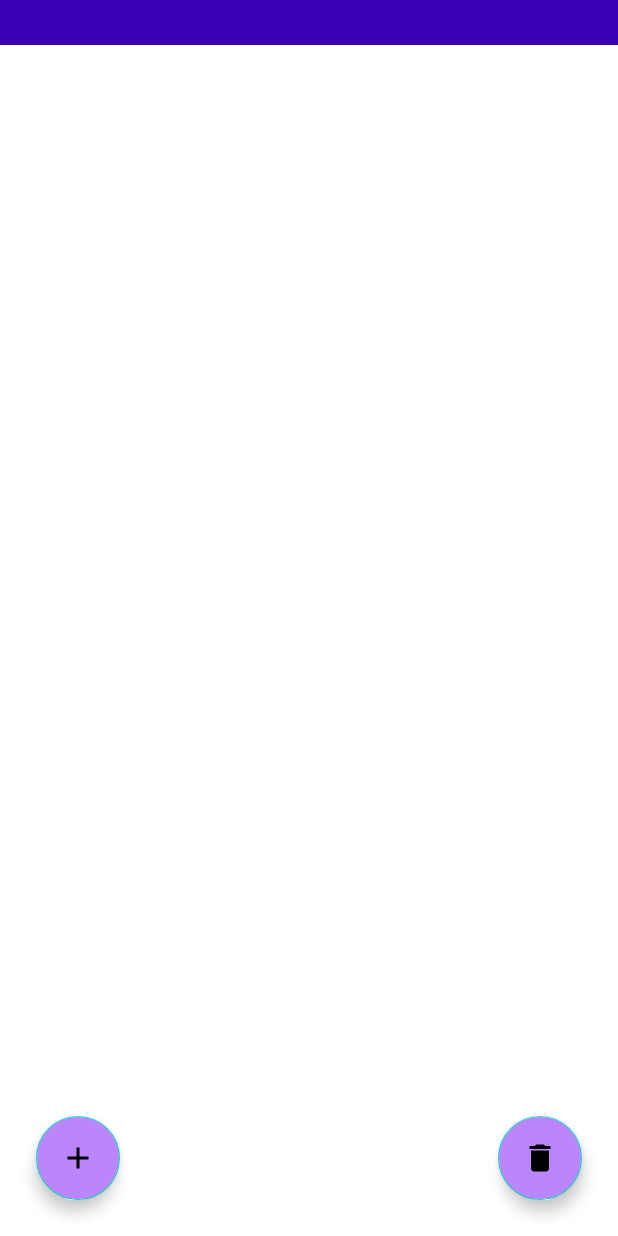
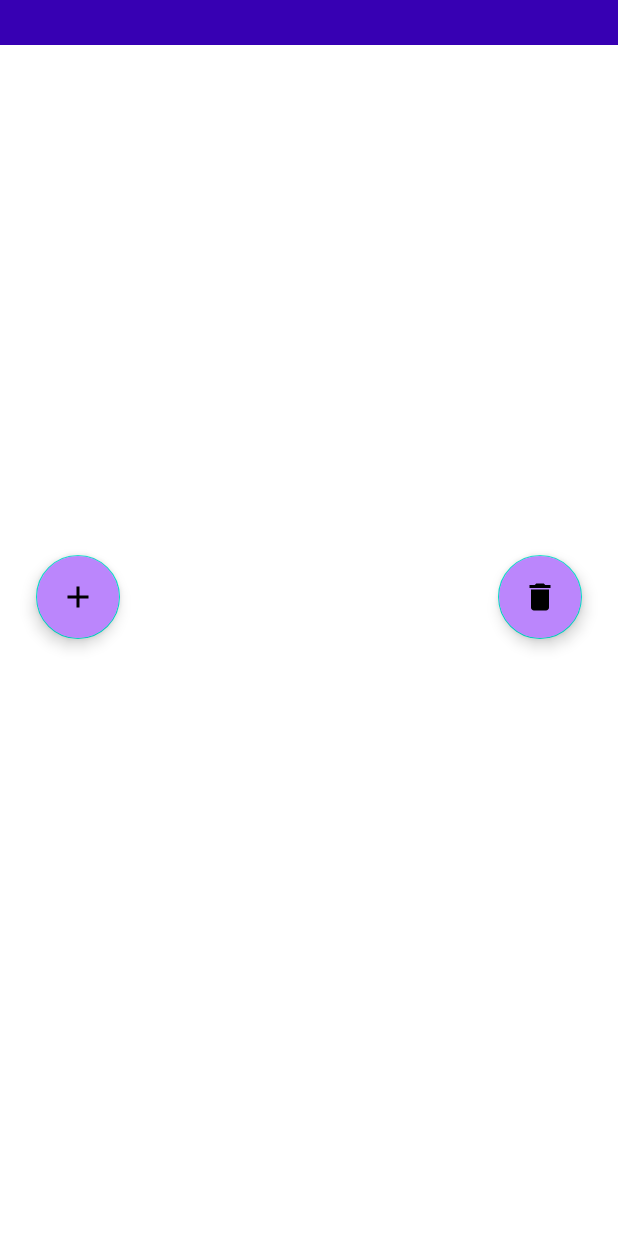
Before and after one commit to sakamotokai/test, an Android app: the layout fragment_about.xml on its own in the app's theme, with its tools: preview values and no code run, on a phone screen of 412 x 824 dp. Run offline under Robolectric (Android 15) with nearby library versions, the phone set to English and light mode, and no system bars.

Commit message:
начинаю переносить все в main

```diff
--- a/app/src/main/java/com/example/learningmwwp/MainViewModel.kt
+++ b/app/src/main/java/com/example/learningmwwp/MainViewModel.kt
@@ -9,13 +9,13 @@ import com.example.learningmwwp.db.Daodb
 import com.example.learningmwwp.db.Database
 import com.example.learningmwwp.db.Modeldb
 
-class MainViewModel:ViewModel() {
+class MainViewModel : ViewModel() {
 
-    fun initDatabase(application: Application):Daodb{
+    fun initDatabase(application: Application): Daodb {
         return Database.getInstance(application).getDao()
     }
 
-    fun setRecyclerData(adapter:MainRecyclerAdapter,list:List<Modeldb>){
+    fun setRecyclerData(adapter: MainRecyclerAdapter, list: List<Modeldb>) {
         adapter.setList(list)
     }
 }
--- a/app/src/main/res/layout/fragment_about.xml
+++ b/app/src/main/res/layout/fragment_about.xml
@@ -3,14 +3,21 @@
     xmlns:app="http://schemas.android.com/apk/res-auto"
     xmlns:tools="http://schemas.android.com/tools"
     android:layout_width="match_parent"
-    android:layout_height="match_parent"
+    android:layout_height="wrap_content"
     android:background="@color/white"
     tools:context=".screens.aboutFragment">
+    <androidx.constraintlayout.widget.ConstraintLayout
+        android:id="@+id/aboutRelativeLayout"
+        android:layout_width="match_parent"
+        android:layout_height="450dp"
+        app:layout_constraintEnd_toEndOf="parent"
+        app:layout_constraintStart_toStartOf="parent"
+        app:layout_constraintTop_toTopOf="parent">
 
     <EditText
         android:id="@+id/aboutFragmentEditText"
         android:layout_width="match_parent"
-        android:layout_height="50dp"
+        android:layout_height="60dp"
         android:background="@null"
         app:layout_constraintBottom_toBottomOf="parent"
         app:layout_constraintEnd_toEndOf="parent"
@@ -35,7 +42,7 @@
         app:layout_constraintTop_toTopOf="parent" />
 
     <com.google.android.material.floatingactionbutton.FloatingActionButton
-        android:id="@+id/fragmentDeleteBtn"
+        android:id="@+id/aboutDelete"
         android:layout_width="wrap_content"
         android:layout_height="wrap_content"
         android:layout_marginEnd="24dp"
@@ -46,20 +53,8 @@
         app:layout_constraintBottom_toBottomOf="parent"
         app:layout_constraintEnd_toEndOf="parent" />
 
-    <!--<ImageButton
-        android:id="@+id/fragmentAdd"
-        android:layout_width="wrap_content"
-        android:layout_height="wrap_content"
-        android:layout_marginStart="20dp"
-        android:layout_marginBottom="20dp"
-        android:src="@drawable/ic_add"
-        app:layout_constraintBottom_toBottomOf="parent"
-        app:layout_constraintStart_toStartOf="parent"
-        tools:layout_editor_absoluteX="337dp"
-        tools:layout_editor_absoluteY="658dp" />-->
-
     <com.google.android.material.floatingactionbutton.FloatingActionButton
-        android:id="@+id/fragmentAdd"
+        android:id="@+id/aboutAdd"
         android:layout_width="wrap_content"
         android:layout_height="wrap_content"
         android:layout_marginStart="24dp"
@@ -67,7 +62,8 @@
         android:backgroundTint="@color/purple_200"
         android:enabled="true"
         android:src="@drawable/ic_add"
-        app:layout_constraintStart_toStartOf="parent"
-        app:layout_constraintBottom_toBottomOf="parent"/>
+        app:layout_constraintBottom_toBottomOf="parent"
+        app:layout_constraintStart_toStartOf="parent" />
+    </androidx.constraintlayout.widget.ConstraintLayout>
 
 </androidx.constraintlayout.widget.ConstraintLayout>
```
Also changed, not shown: app/src/main/java/com/example/learningmwwp/MainActivity.kt (+22 -2 lines), app/src/main/java/com/example/learningmwwp/screens/aboutFragment.kt (+42 -3 lines), app/src/main/java/com/example/learningmwwp/screens/aboutViewModel.kt (+32 -8 lines).
